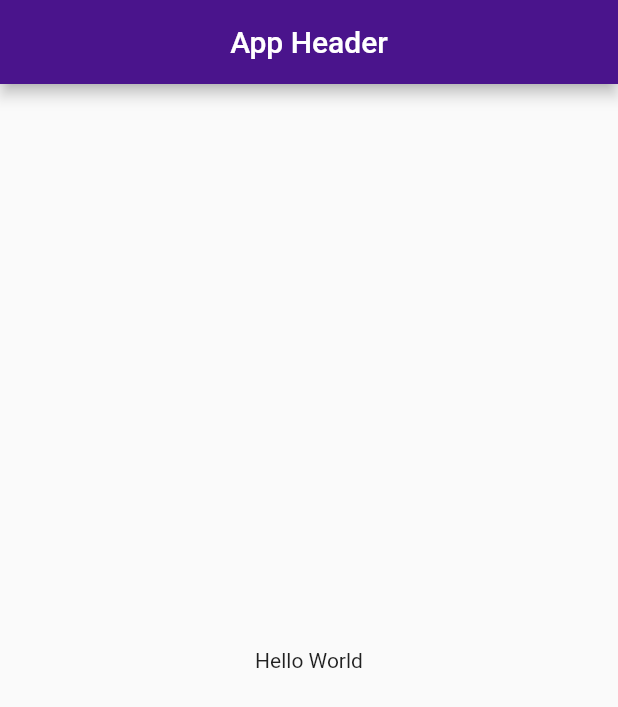
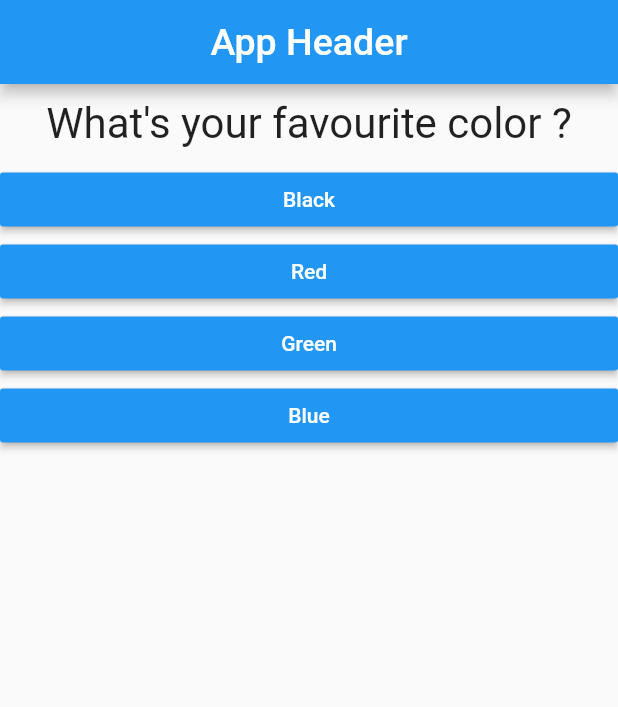
Before and after one commit to UserSina/flutter_todo_app, a Flutter app: the screen it shows after launch, on a phone screen of 412 x 824 dp. Shown: the top 707 px of the screen. Run offline on Flutter 3.47's test engine with Material 2 defaults, Android fonts, the phone set to English and light mode, and no system bars.

Commit message:
Base application
Small quiz with basic feature

```diff
--- /dev/null
+++ b/lib/answer.dart
@@ -0,0 +1,21 @@
+import 'package:flutter/material.dart';
+
+class Answer extends StatelessWidget {
+  final Function clickHandler;
+  final String answerText;
+
+  Answer(this.answerText, this.clickHandler);
+
+  @override
+  Widget build(BuildContext context) {
+    return Container(
+      width: double.infinity,
+      child: RaisedButton(
+        color: Colors.blue,
+        textColor: Colors.white,
+        child: Text(answerText),
+        onPressed: clickHandler,
+      ),
+    );
+  }
+}
--- a/lib/main.dart
+++ b/lib/main.dart
@@ -1,18 +1,92 @@
 import 'package:flutter/material.dart';
+
+import 'quiz.dart';
+import 'result.dart';
 
 void main() => runApp(MyApp());
 
-class MyApp extends StatelessWidget {
+class MyApp extends StatefulWidget {
+  @override
+  State<StatefulWidget> createState() {
+    return _MyAppState();
+  }
+}
+
+// _ : Private class
+class _MyAppState extends State<MyApp> {
+  static const _questions = [
+    {
+      'questionText': 'What\'s your favourite color ?',
+      'answers': [
+        {'text': 'Black', 'score': 10},
+        {'text': 'Red', 'score': 5},
+        {'text': 'Green', 'score': 3},
+        {'text': 'Blue', 'score': 1}
+      ],
+    },
+    {
+      'questionText': 'What\'s your favourite animal ?',
+      'answers': [
+        {'text': 'Rabbit', 'score': 10},
+        {'text': 'Snake', 'score': 5},
+        {'text': 'Elephant', 'score': 3},
+        {'text': 'Lion', 'score': 1}
+      ],
+    },
+    {
+      'questionText': 'Who\'s your favourite teacher ?',
+      'answers': [
+        {'text': 'Max', 'score': 10},
+        {'text': 'Steve', 'score': 5},
+        {'text': 'Sara', 'score': 3},
+        {'text': 'Sbeve', 'score': 1}
+      ],
+    },
+  ];
+
+  var _questionIndex = 0;
+  var _totalScore = 0;
+
+  void _resetQuiz() {
+    setState(() {
+      _questionIndex = 0;
+      _totalScore = 0;
+    });
+  }
+
+  void _answerQuestion(int score) {
+    _totalScore += score;
+
+    // setState: Re-renders the widgets in "Widget build" below
+    // if there are changes in them (skips non changed ones)
+    setState(() {
+      _questionIndex++;
+    });
+    print("Question index: $_questionIndex");
+  }
+
   @override
   Widget build(BuildContext context) {
     return MaterialApp(
-      theme: ThemeData(primaryColor: Colors.purple[900]),
       home: Scaffold(
-          appBar: AppBar(
-            title: Text("App Header"),
-            centerTitle: true,
+        appBar: AppBar(
+          title: Text(
+            'App Header',
+            style: TextStyle(fontSize: 25),
           ),
-          body: Center(child: Text("Hello World"))),
+          centerTitle: true,
+        ),
+        body: _questionIndex < _questions.length
+            ? Quiz(
+                questions: _questions,
+                questionIndex: _questionIndex,
+                answerQuestion: _answerQuestion,
+              )
+            : Result(
+                totalScore: _totalScore,
+                resetQuiz: _resetQuiz,
+              ),
+      ),
     );
   }
 }
--- /dev/null
+++ b/lib/question.dart
@@ -0,0 +1,20 @@
+import 'package:flutter/material.dart';
+
+class Question extends StatelessWidget {
+  final String questionText;
+
+  Question(this.questionText);
+
+  @override
+  Widget build(BuildContext context) {
+    return Container(
+      width: double.infinity,
+      margin: EdgeInsets.all(10),
+      child: Text(
+        questionText,
+        style: TextStyle(fontSize: 28),
+        textAlign: TextAlign.center,
+      ),
+    );
+  }
+}
--- /dev/null
+++ b/lib/quiz.dart
@@ -0,0 +1,28 @@
+import 'package:flutter/material.dart';
+
+import 'question.dart';
+import 'answer.dart';
+
+class Quiz extends StatelessWidget {
+  final List<Map<String, Object>> questions;
+  final int questionIndex;
+  final Function answerQuestion;
+
+  Quiz(
+      {@required this.questions,
+      @required this.questionIndex,
+      @required this.answerQuestion});
+
+  @override
+  Widget build(BuildContext context) {
+    return Column(
+      children: [
+        Question(questions[questionIndex]['questionText']),
+        ...(questions[questionIndex]['answers'] as List<Map<String, Object>>)
+            .map((answer) {
+          return Answer(answer['text'], () => answerQuestion(answer['score']));
+        }).toList(),
+      ],
+    );
+  }
+}
```
Also changed, not shown: lib/result.dart (added, +47 -0 lines).
